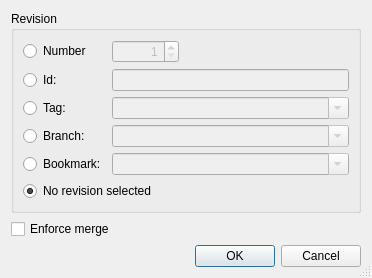
The window that Plugins/VcsPlugins/vcsMercurial/HgMergeDialog.ui (testmana2/test) describes before a commit, drawn with Qt 5.
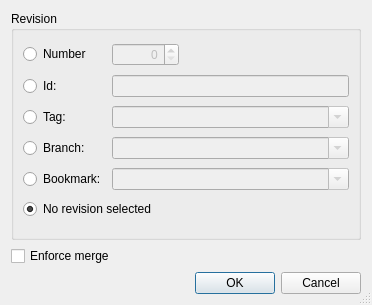
The same window after the commit.

Commit message: Fixed issues in some Mercurial dialogs where the ID could not start with 0. (grafted from 388f4ff59773bf7c98d62b3af9a52ea8e033f826)

Patch:
```diff
--- a/Plugins/VcsPlugins/vcsMercurial/HgMergeDialog.ui
+++ b/Plugins/VcsPlugins/vcsMercurial/HgMergeDialog.ui
@@ -7,7 +7,7 @@
     <x>0</x>
     <y>0</y>
     <width>372</width>
-    <height>249</height>
+    <height>305</height>
    </rect>
   </property>
   <property name="windowTitle">
@@ -44,9 +44,6 @@
         <property name="alignment">
          <set>Qt::AlignRight</set>
         </property>
-        <property name="minimum">
-         <number>1</number>
-        </property>
         <property name="maximum">
          <number>999999999</number>
         </property>
```
The commit also changes 6 other files.
